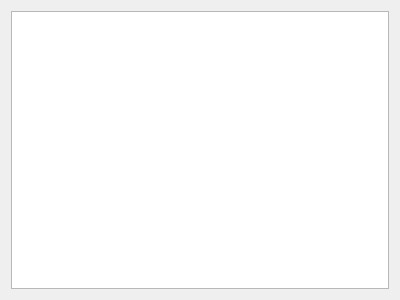
xXRadioHeadXx/start7, file m_cfg/unitfinder.ui: the form before one commit.
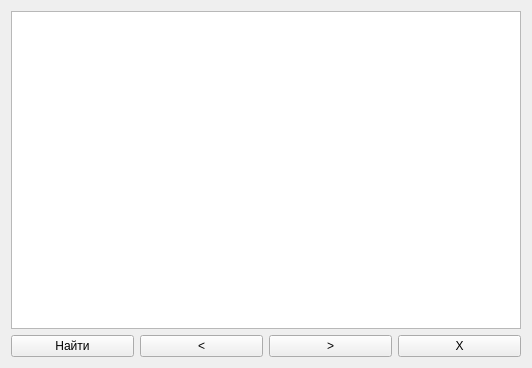
The form after the commit.

Diff of the .ui file:
```diff
--- a/m_cfg/unitfinder.ui
+++ b/m_cfg/unitfinder.ui
@@ -6,8 +6,8 @@
    <rect>
     <x>0</x>
     <y>0</y>
-    <width>400</width>
-    <height>300</height>
+    <width>532</width>
+    <height>368</height>
    </rect>
   </property>
   <property name="windowTitle">
@@ -15,7 +15,43 @@
   </property>
   <layout class="QGridLayout" name="gridLayout">
    <item row="0" column="0">
-    <widget class="QTableView" name="tableView"/>
+    <widget class="QTableView" name="tableView">
+     <property name="editTriggers">
+      <set>QAbstractItemView::AllEditTriggers</set>
+     </property>
+    </widget>
+   </item>
+   <item row="1" column="0">
+    <layout class="QHBoxLayout" name="horizontalLayout">
+     <item>
+      <widget class="QPushButton" name="pushButton">
+       <property name="text">
+        <string>Найти</string>
+       </property>
+      </widget>
+     </item>
+     <item>
+      <widget class="QPushButton" name="pushButton_2">
+       <property name="text">
+        <string>&lt;</string>
+       </property>
+      </widget>
+     </item>
+     <item>
+      <widget class="QPushButton" name="pushButton_3">
+       <property name="text">
+        <string>&gt;</string>
+       </property>
+      </widget>
+     </item>
+     <item>
+      <widget class="QPushButton" name="pushButton_4">
+       <property name="text">
+        <string>X</string>
+       </property>
+      </widget>
+     </item>
+    </layout>
    </item>
   </layout>
  </widget>
```
